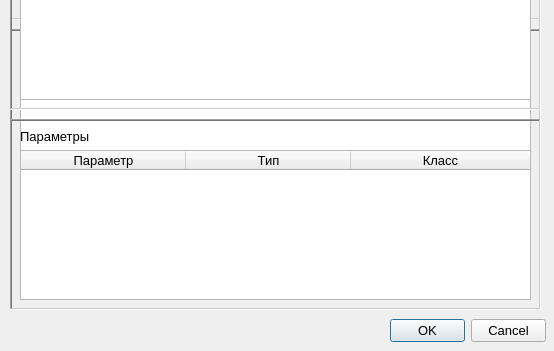
First picture: the form in qactoreditor.ui, repository graf-abolmasov/PGraph, before the edit; both pictures show x 0 to 554 and y 191 to 542 of the 554 by 542 pixel window.
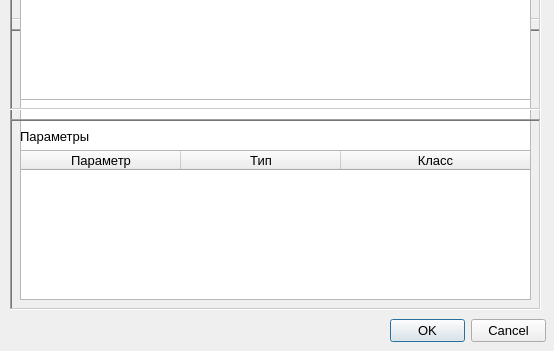
Second picture: the form after the edit. Icons and pictures are not drawn.

What changed in the file:
```diff
--- a/qactoreditor.ui
+++ b/qactoreditor.ui
@@ -542,10 +542,10 @@
          <bool>true</bool>
         </attribute>
         <attribute name="horizontalHeaderDefaultSectionSize">
-         <number>165</number>
+         <number>160</number>
         </attribute>
         <attribute name="horizontalHeaderMinimumSectionSize">
-         <number>165</number>
+         <number>160</number>
         </attribute>
         <attribute name="horizontalHeaderStretchLastSection">
          <bool>true</bool>
@@ -563,10 +563,10 @@
          <bool>true</bool>
         </attribute>
         <attribute name="horizontalHeaderMinimumSectionSize">
-         <number>165</number>
+         <number>160</number>
         </attribute>
         <attribute name="horizontalHeaderDefaultSectionSize">
-         <number>165</number>
+         <number>160</number>
         </attribute>
         <column>
          <property name="text">
```
